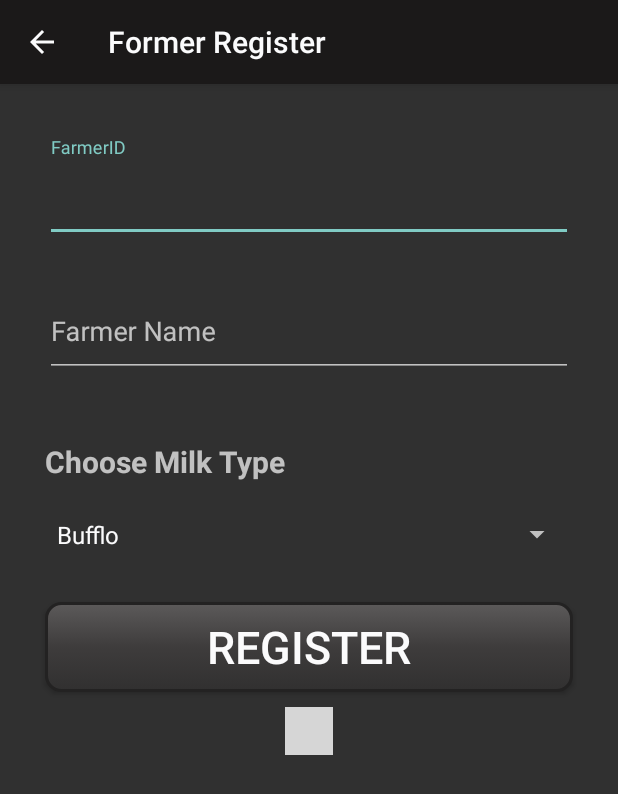
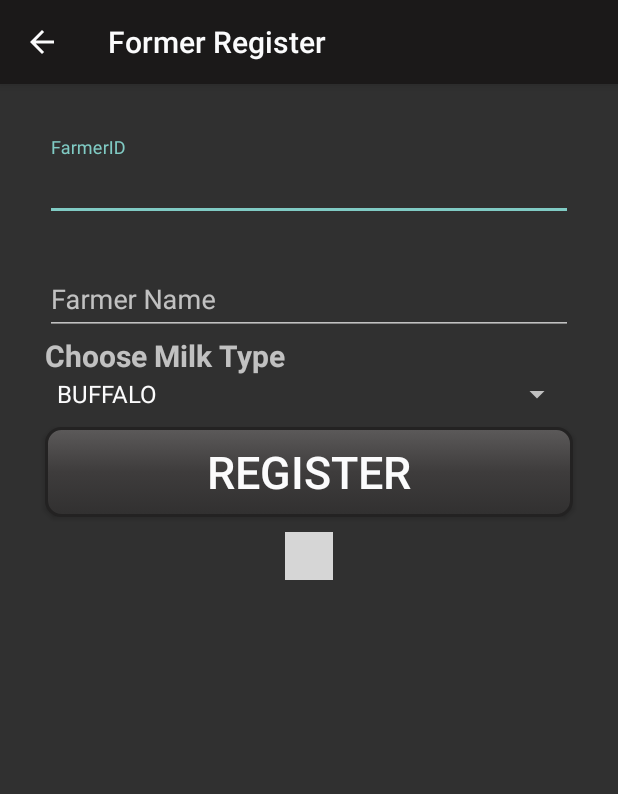
Before and after one commit to sivayapps/DiaryMgmt, an Android app: the FarmerActivity screen opened directly, with no data from a screen before it, on a phone screen of 412 x 824 dp. Shown: the top 794 px of the screen. Run offline under Robolectric (Android 15) with nearby library versions, the phone set to English and light mode, and no system bars; our stand-ins replace ButterKnife, Firebase (no records; nobody signed in at launch, a user with empty details on screens opened directly); libraries missing offline, so code that uses them is left out: de.codecrafters.tableview; plain views replace SortableTableView; 1 statement that could not run was skipped; grey boxes are pictures that could not be loaded.

Commit message:
add property in strings.xml

```diff
--- a/app/src/main/res/values/strings.xml
+++ b/app/src/main/res/values/strings.xml
@@ -45,12 +45,12 @@
     <string name="shift_prompt">Select Shift</string>
     <string name="Next">Next</string>
     <string-array name="milk_type">
-        <item>Bufflo</item>
-        <item>Cow</item>
+        <item>BUFFALO</item>
+        <item>COW</item>
     </string-array>
     <string-array name="shift">
-        <item>Morning</item>
-        <item>Afternoon</item>
+        <item>MORNING</item>
+        <item>EVENING</item>
     </string-array>
     <string name="title_activity_collect_milk_init">CollectMilkInitActivity</string>
     <string name="search">Search</string>
@@ -60,6 +60,7 @@
     <string name="sample_no">SampleNo</string>
     <string name="snf">SNF</string>
     <string name="per_ltr_Rate">1ltr Rate</string>
-    <string name="fat_rates_missing_for_selected_date">Fat Rates Missing For Selected Date</string>
+    <string name="predict_next_fat_vlue">PredictNextFatValue</string>
+    <string name="redict_next_rate_value">PredictNextRateValue</string>
 
 </resources>
--- a/app/src/main/res/values/styles.xml
+++ b/app/src/main/res/values/styles.xml
@@ -48,8 +48,8 @@
 
     <style name="formFieldsVerticalFlowStyle">
         <item name="android:layout_width">match_parent</item>
-        <item name="android:layout_height">70dp</item>
-        <item name="android:textSize">30sp</item>
+        <item name="android:layout_height">wrap_content</item>
+        <item name="android:textSize">20sp</item>
         <item name="android:layout_marginTop">20dp</item>
         <item name="android:layout_marginLeft">30dp</item>
         <item name="android:layout_marginRight">30dp</item>
```
Also changed, not shown: 2 other files.
